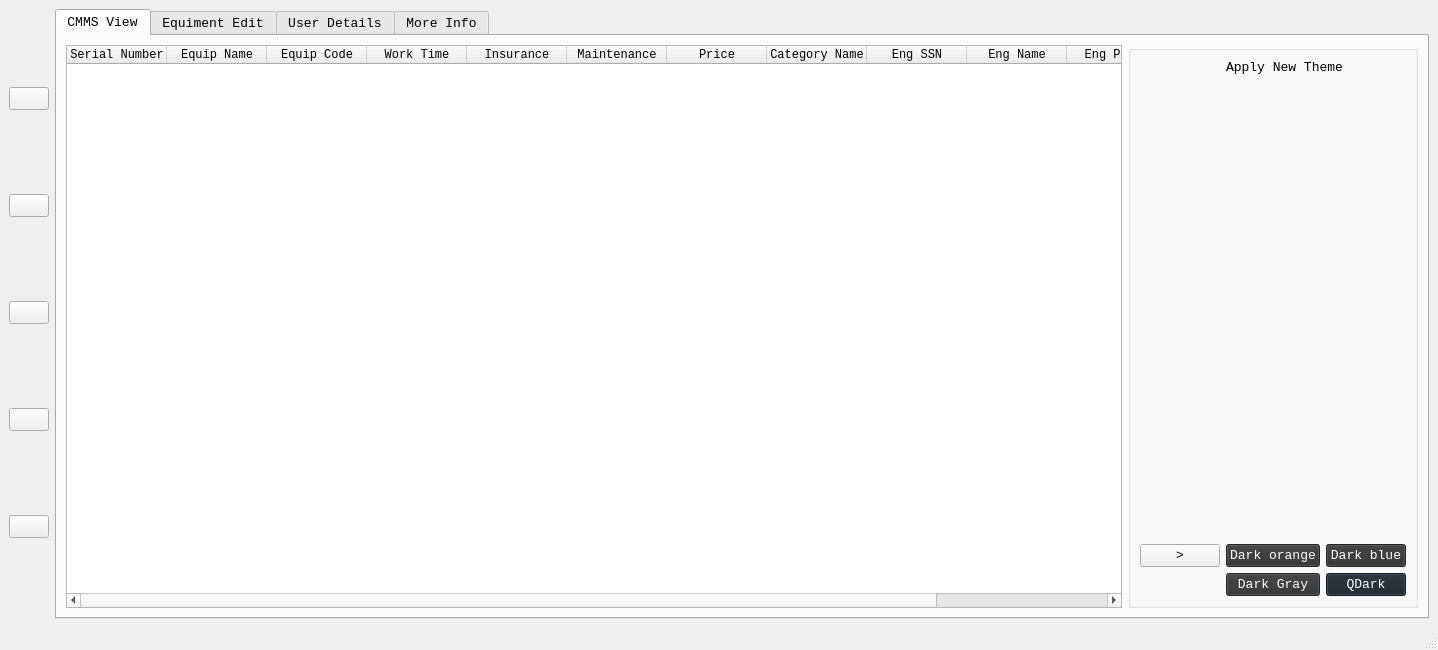
Above: design.ui from mostafa20223/Clinical_Project before the change. Below: the same form after it.
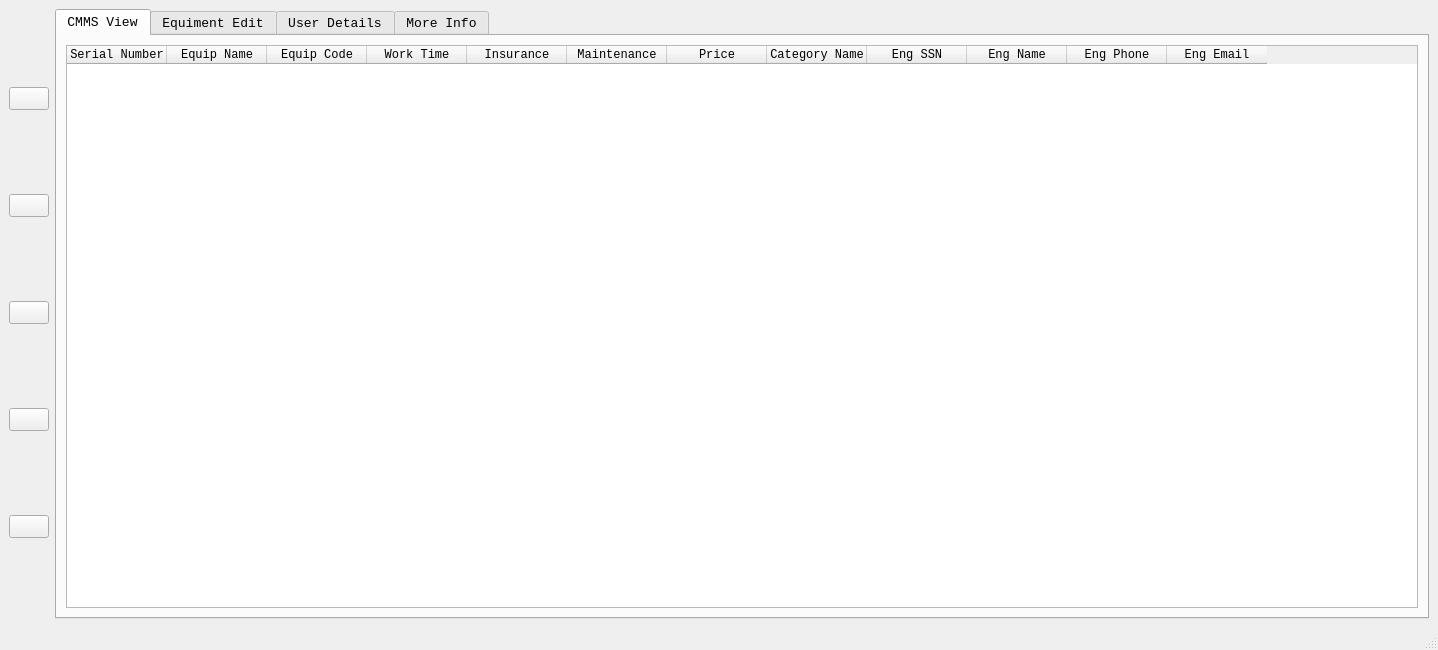
That is the form after the change. Icons and pictures are not drawn.

Commit message: Set Theme

```diff
--- a/design.ui
+++ b/design.ui
@@ -282,127 +282,6 @@
           </column>
          </widget>
         </item>
-        <item row="0" column="1">
-         <widget class="QGroupBox" name="groupBox_4">
-          <property name="enabled">
-           <bool>true</bool>
-          </property>
-          <property name="font">
-           <font>
-            <family>Courier New</family>
-            <pointsize>10</pointsize>
-           </font>
-          </property>
-          <property name="styleSheet">
-           <string notr="true"/>
-          </property>
-          <property name="title">
-           <string/>
-          </property>
-          <property name="alignment">
-           <set>Qt::AlignCenter</set>
-          </property>
-          <layout class="QGridLayout" name="gridLayout_20">
-           <item row="0" column="1" colspan="2">
-            <widget class="QLabel" name="NewTheme">
-             <property name="font">
-              <font>
-               <family>Courier New</family>
-               <pointsize>10</pointsize>
-              </font>
-             </property>
-             <property name="text">
-              <string>Apply New Theme</string>
-             </property>
-             <property name="alignment">
-              <set>Qt::AlignLeading|Qt::AlignLeft|Qt::AlignTop</set>
-             </property>
-            </widget>
-           </item>
-           <item row="1" column="0">
-            <widget class="QPushButton" name="hidethemes_btn">
-             <property name="font">
-              <font>
-               <family>Courier New</family>
-               <pointsize>10</pointsize>
-              </font>
-             </property>
-             <property name="text">
-              <string>&gt;</string>
-             </property>
-            </widget>
-           </item>
-           <item row="1" column="1">
-            <widget class="QPushButton" name="dark_orange">
-             <property name="font">
-              <font>
-               <family>Courier New</family>
-               <pointsize>10</pointsize>
-              </font>
-             </property>
-             <property name="styleSheet">
-              <string notr="true">background-color: rgb(50, 50, 50);
-color: rgb(255, 255, 255);</string>
-             </property>
-             <property name="text">
-              <string>Dark orange</string>
-             </property>
-            </widget>
-           </item>
-           <item row="1" column="2">
-            <widget class="QPushButton" name="dark_blue">
-             <property name="font">
-              <font>
-               <family>Courier New</family>
-               <pointsize>10</pointsize>
-              </font>
-             </property>
-             <property name="styleSheet">
-              <string notr="true">background-color: rgb(48, 47, 47);
-color: rgb(255, 255, 255);</string>
-             </property>
-             <property name="text">
-              <string>Dark blue</string>
-             </property>
-            </widget>
-           </item>
-           <item row="2" column="1">
-            <widget class="QPushButton" name="dark_grey">
-             <property name="font">
-              <font>
-               <family>Courier New</family>
-               <pointsize>10</pointsize>
-              </font>
-             </property>
-             <property name="styleSheet">
-              <string notr="true">background-color: rgb(50, 50, 50);
-color: rgb(255, 255, 255);</string>
-             </property>
-             <property name="text">
-              <string>Dark Gray</string>
-             </property>
-            </widget>
-           </item>
-           <item row="2" column="2">
-            <widget class="QPushButton" name="dark">
-             <property name="font">
-              <font>
-               <family>Courier New</family>
-               <pointsize>10</pointsize>
-              </font>
-             </property>
-             <property name="styleSheet">
-              <string notr="true">background-color: rgb(25, 35, 45);
-color: rgb(255, 255, 255);</string>
-             </property>
-             <property name="text">
-              <string>QDark</string>
-             </property>
-            </widget>
-           </item>
-          </layout>
-         </widget>
-        </item>
        </layout>
       </widget>
       <widget class="QWidget" name="tab_2">
```
The commit also changes 9 other files.
